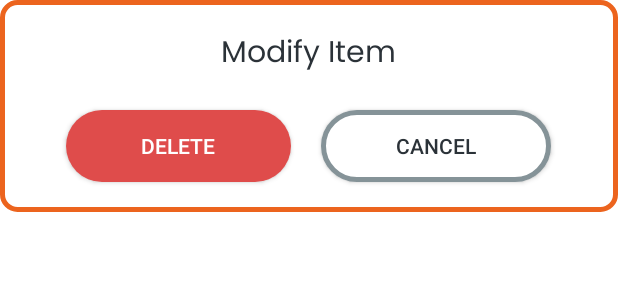
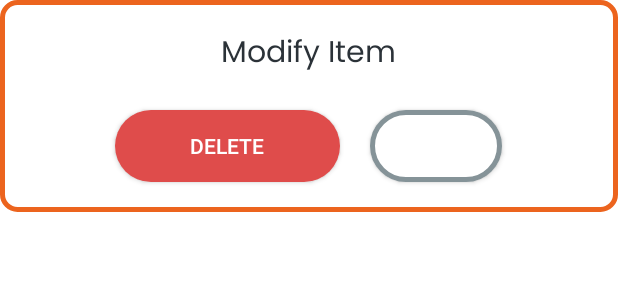
Before and after one commit to Mastermind0100/Mercury, an Android app: the layout delete_dialog.xml on its own in the app's theme, with its tools: preview values and no code run, on a phone screen of 412 x 824 dp. Shown: the top 300 px of the screen. Run offline under Robolectric (Android 15) with nearby library versions, the phone set to English and light mode, and no system bars; network calls fail.

Commit message:
UI Bug fixes

```diff
--- a/app/src/main/res/drawable/custom_button_white.xml
+++ b/app/src/main/res/drawable/custom_button_white.xml
@@ -1,7 +1,7 @@
 <?xml version="1.0" encoding="utf-8"?>
 <ripple
     xmlns:android="http://schemas.android.com/apk/res/android"
-    android:color="@color/orange"> <!-- Ripple color :: WHITE -->
+    android:color="@color/gray"> <!-- Ripple color :: WHITE -->
 
     <item>
         <shape android:shape="rectangle">
--- a/app/src/main/res/layout/delete_dialog.xml
+++ b/app/src/main/res/layout/delete_dialog.xml
@@ -47,9 +47,10 @@
             android:layout_marginBottom="20dp"
             android:layout_toRightOf="@+id/delete_button"
             android:background="@drawable/custom_button_white"
+            android:ellipsize="marquee"
             android:gravity="center"
-            android:paddingHorizontal="50dp"
-            android:text="Cancel"
+            android:paddingHorizontal="30dp"
+
             android:textColor="@color/background" />
     </LinearLayout>
 
```
